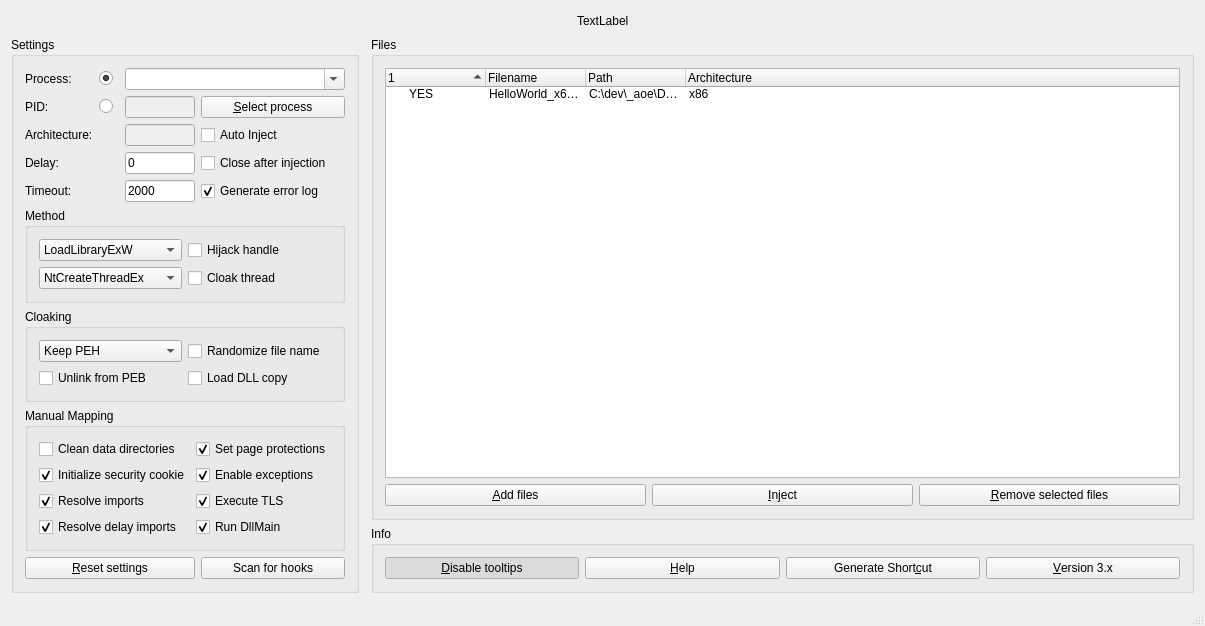
First picture: the form in GH Injector GUI/GuiMain.ui, repository guidedhacking/GH-Injector-GUI, before the edit.
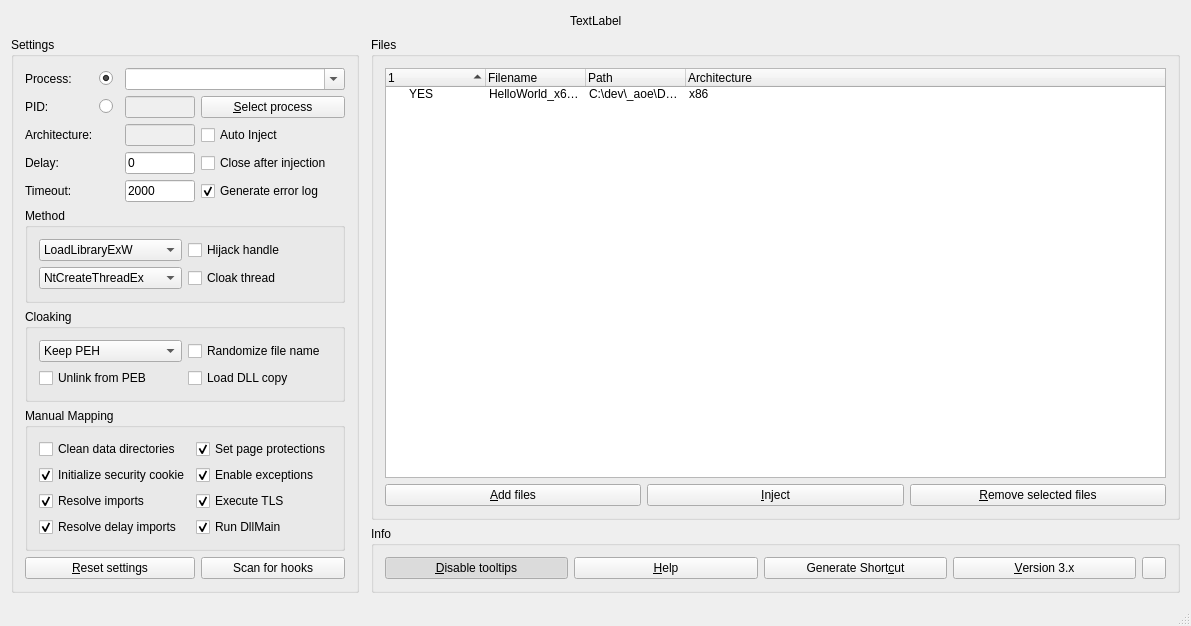
Second picture: the form after the edit. Icons and pictures are not drawn.

Commit message: more bugfixes, added button to open error log

```diff
--- a/GH Injector GUI/GuiMain.ui
+++ b/GH Injector GUI/GuiMain.ui
@@ -6,8 +6,8 @@
    <rect>
     <x>0</x>
     <y>0</y>
-    <width>1205</width>
-    <height>545</height>
+    <width>1191</width>
+    <height>547</height>
    </rect>
   </property>
   <property name="windowTitle">
@@ -736,26 +736,6 @@
          </property>
         </widget>
        </item>
-       <item row="0" column="1">
-        <widget class="QPushButton" name="btn_help">
-         <property name="toolTip">
-          <string>&lt;html&gt;&lt;head/&gt;&lt;body&gt;&lt;p&gt;Open the release thread (guidedhacking.com/ghinjector) for support.&lt;/p&gt;&lt;/body&gt;&lt;/html&gt;</string>
-         </property>
-         <property name="text">
-          <string>&amp;Help</string>
-         </property>
-        </widget>
-       </item>
-       <item row="0" column="2">
-        <widget class="QPushButton" name="btn_log">
-         <property name="toolTip">
-          <string>&lt;html&gt;&lt;head/&gt;&lt;body&gt;&lt;p&gt;Open the changelog on pastebin.&lt;/p&gt;&lt;/body&gt;&lt;/html&gt;</string>
-         </property>
-         <property name="text">
-          <string>Generate Short&amp;cut</string>
-         </property>
-        </widget>
-       </item>
        <item row="0" column="0">
         <widget class="QPushButton" name="btn_tooltip">
          <property name="toolTip">
@@ -772,6 +752,54 @@
          </property>
         </widget>
        </item>
+       <item row="0" column="2">
+        <widget class="QPushButton" name="btn_shortcut">
+         <property name="toolTip">
+          <string>&lt;html&gt;&lt;head/&gt;&lt;body&gt;&lt;p&gt;Open the changelog on pastebin.&lt;/p&gt;&lt;/body&gt;&lt;/html&gt;</string>
+         </property>
+         <property name="text">
+          <string>Generate Short&amp;cut</string>
+         </property>
+        </widget>
+       </item>
+       <item row="0" column="1">
+        <widget class="QPushButton" name="btn_help">
+         <property name="toolTip">
+          <string>&lt;html&gt;&lt;head/&gt;&lt;body&gt;&lt;p&gt;Open the release thread (guidedhacking.com/ghinjector) for support.&lt;/p&gt;&lt;/body&gt;&lt;/html&gt;</string>
+         </property>
+         <property name="text">
+          <string>&amp;Help</string>
+         </property>
+        </widget>
+       </item>
+       <item row="0" column="4">
+        <widget class="QPushButton" name="btn_openlog">
+         <property name="sizePolicy">
+          <sizepolicy hsizetype="Fixed" vsizetype="Fixed">
+           <horstretch>0</horstretch>
+           <verstretch>0</verstretch>
+          </sizepolicy>
+         </property>
+         <property name="maximumSize">
+          <size>
+           <width>24</width>
+           <height>16777215</height>
+          </size>
+         </property>
+         <property name="toolTip">
+          <string>&lt;html&gt;&lt;head/&gt;&lt;body&gt;&lt;p&gt;Open error log file&lt;/p&gt;&lt;/body&gt;&lt;/html&gt;</string>
+         </property>
+         <property name="text">
+          <string/>
+         </property>
+         <property name="iconSize">
+          <size>
+           <width>22</width>
+           <height>22</height>
+          </size>
+         </property>
+        </widget>
+       </item>
       </layout>
      </widget>
     </item>
```
The commit also changes 16 other files.
